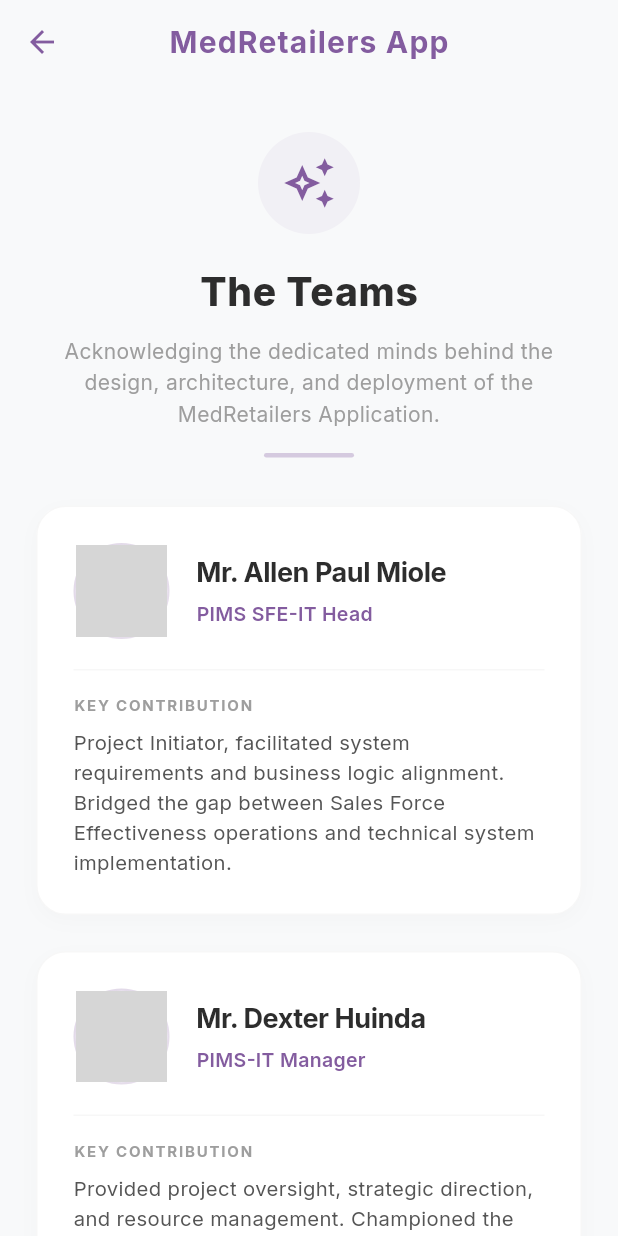
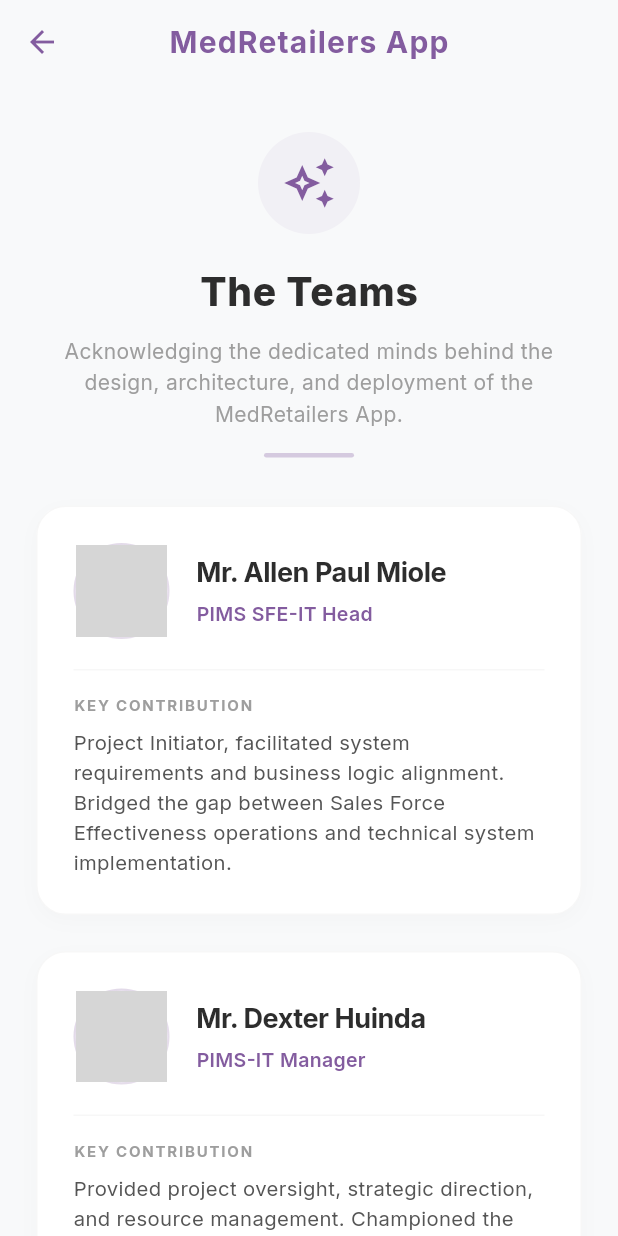
Before and after one commit to LetscodeJosh/MedRetailers-App, a Flutter app: the CreditsScreen screen opened directly, on a phone screen of 412 x 824 dp. Run offline on Flutter 3.47's test engine with Material 3 defaults, Android fonts, the phone set to English and light mode, and no system bars; our stand-ins replace cookie_jar, dio, dio_cookie_manager, google_fonts, share_plus, shared_preferences; accounts and stored records are empty; grey boxes are pictures that could not be loaded.

Commit message:
style: update credits description text to MedRetailers App

```diff
--- a/lib/features/auth/credits_screen.dart
+++ b/lib/features/auth/credits_screen.dart
@@ -79,7 +79,7 @@
                     const Padding(
                       padding: EdgeInsets.symmetric(horizontal: 16.0),
                       child: Text(
-                        "Acknowledging the dedicated minds behind the design, architecture, and deployment of the MedRetailers Application.",
+                        "Acknowledging the dedicated minds behind the design, architecture, and deployment of the MedRetailers App.",
                         textAlign: TextAlign.center,
                         style: TextStyle(
                           fontSize: 14,
```
